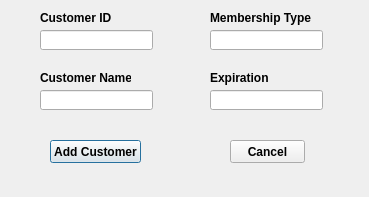
Qt form addcustomer.ui (NickReardon/P2-Bulk-Club-Project) before a commit.
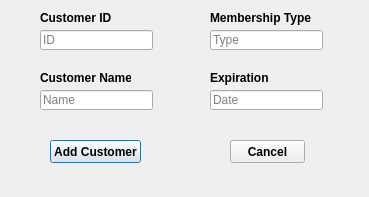
The same form after that commit.

Commit message: Added functions for the addcustomer. Fixed place holders.

The edit to the form file:
```diff
--- a/addcustomer.ui
+++ b/addcustomer.ui
@@ -22,6 +22,9 @@
      <height>20</height>
     </rect>
    </property>
+   <property name="placeholderText">
+    <string>ID</string>
+   </property>
   </widget>
   <widget class="QLineEdit" name="nameEdit">
    <property name="geometry">
@@ -32,6 +35,9 @@
      <height>20</height>
     </rect>
    </property>
+   <property name="placeholderText">
+    <string>Name</string>
+   </property>
   </widget>
   <widget class="QLineEdit" name="expirationEdit">
    <property name="geometry">
@@ -42,6 +48,9 @@
      <height>20</height>
     </rect>
    </property>
+   <property name="placeholderText">
+    <string>Date</string>
+   </property>
   </widget>
   <widget class="QLineEdit" name="typeEdit">
    <property name="geometry">
@@ -52,6 +61,9 @@
      <height>20</height>
     </rect>
    </property>
+   <property name="placeholderText">
+    <string>Type</string>
+   </property>
   </widget>
   <widget class="QLabel" name="label">
    <property name="geometry">
```
The commit also changes 3 other files.
